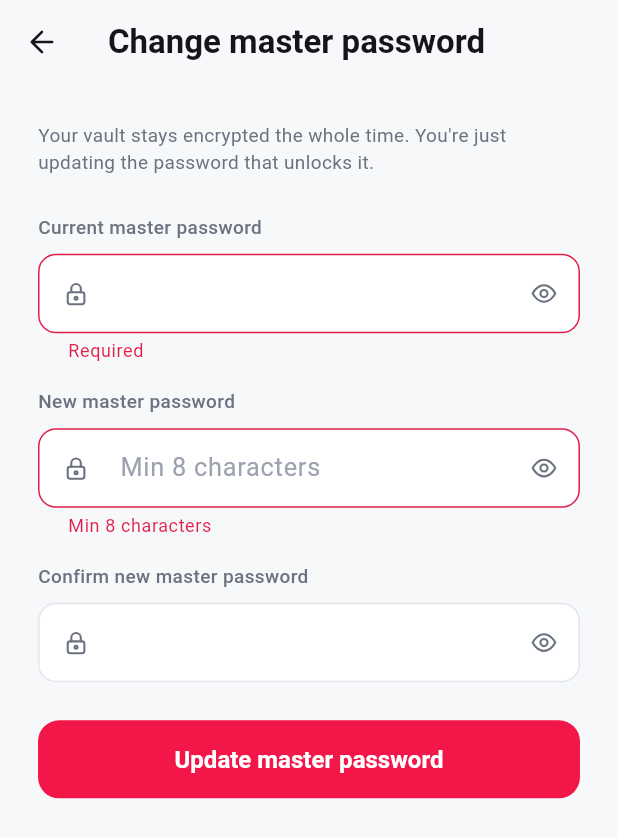
After one commit to alvarule/nucleus, a Flutter app: the ChangeMasterPasswordPage screen opened by its route, after a tap on "Update master password", on a phone screen of 412 x 824 dp. The commit adds this screen. Shown: the top 838 px of the screen. Run offline on Flutter 3.47's test engine with Material 3 defaults, Android fonts, the phone set to English and light mode, and no system bars; our stand-ins replace equatable, flutter_dotenv, flutter_riverpod, flutter_secure_storage, flutter_svg, go_router and 5 more; missing offline and left inert: cryptography, screen_protector; accounts and stored records are empty.

Commit message:
add: master password change

```diff
--- a/lib/features/auth/data/repositories/auth_repository_impl.dart
+++ b/lib/features/auth/data/repositories/auth_repository_impl.dart
@@ -68,13 +68,32 @@ class AuthRepositoryImpl implements AuthRepository {
 
   @override
   Future<void> updatePassword(String newPassword) async {
-    await _client.auth.updateUser(UserAttributes(password: newPassword));
+    try {
+      final response = await _client.auth.updateUser(
+        UserAttributes(password: newPassword),
+      );
+      if (response.user == null) {
+        throw const AuthFailure('Could not update master password');
+      }
+    } on AuthFailure {
+      rethrow;
+    } catch (e) {
+      throw AuthFailure(_friendly(e), cause: e);
+    }
   }
 
   String _friendly(Object e) {
     final text = e.toString();
-    if (text.toLowerCase().contains('invalid login')) {
+    final lower = text.toLowerCase();
+    if (lower.contains('invalid login')) {
       return 'Invalid email or master password';
+    }
+    if (lower.contains('same_password') ||
+        lower.contains('should be different')) {
+      return 'New master password must be different from the current one';
+    }
+    if (lower.contains('weak') || lower.contains('at least')) {
+      return 'New master password is too weak';
     }
     return text;
   }
--- /dev/null
+++ b/lib/features/settings/presentation/pages/change_master_password_page.dart
@@ -0,0 +1,152 @@
+import 'package:flutter/material.dart';
+import 'package:flutter_riverpod/flutter_riverpod.dart';
+import 'package:go_router/go_router.dart';
+import 'package:vaultify/core/responsive/scale.dart';
+import 'package:vaultify/core/theme/app_colors.dart';
+import 'package:vaultify/features/settings/presentation/providers/change_master_password_controller.dart';
+import 'package:vaultify/shared/widgets/app_icon.dart';
+import 'package:vaultify/shared/widgets/vault_text_field.dart';
+
+class ChangeMasterPasswordPage extends ConsumerStatefulWidget {
+  const ChangeMasterPasswordPage({super.key});
+
+  @override
+  ConsumerState<ChangeMasterPasswordPage> createState() =>
+      _ChangeMasterPasswordPageState();
+}
+
+class _ChangeMasterPasswordPageState
+    extends ConsumerState<ChangeMasterPasswordPage> {
+  final _current = TextEditingController();
+  final _next = TextEditingController();
+  final _confirm = TextEditingController();
+  final _currentFocus = FocusNode();
+  final _nextFocus = FocusNode();
+  final _confirmFocus = FocusNode();
+  final _formKey = GlobalKey<FormState>();
+
+  @override
+  void dispose() {
+    _current.dispose();
+    _next.dispose();
+    _confirm.dispose();
+    _currentFocus.dispose();
+    _nextFocus.dispose();
+    _confirmFocus.dispose();
+    super.dispose();
+  }
+
+  Future<void> _submit() async {
+    if (!_formKey.currentState!.validate()) return;
+    final ok = await ref
+        .read(changeMasterPasswordControllerProvider.notifier)
+        .changeMasterPassword(
+          currentPassword: _current.text,
+          newPassword: _next.text,
+        );
+    if (!mounted) return;
+    if (ok) {
+      ScaffoldMessenger.of(context).showSnackBar(
+        const SnackBar(
+          content: Text('Master password updated. Vault items were not re-encrypted.'),
+        ),
+      );
+      context.pop();
+    }
+  }
+
+  @override
+  Widget build(BuildContext context) {
+    final scale = Scale.of(context);
+    final colors = context.colors;
+    final form = ref.watch(changeMasterPasswordControllerProvider);
+
+    return Scaffold(
+      appBar: AppBar(
+        leading: IconButton(
+          onPressed: form.loading ? null : () => context.pop(),
+          icon: AppIcon('back', color: colors.textPrimary),
+        ),
+        title: const Text('Change master password'),
+      ),
+      body: SafeArea(
+        child: SingleChildScrollView(
+          padding: EdgeInsets.all(scale.lg),
+          child: Form(
+            key: _formKey,
+            child: Column(
+              crossAxisAlignment: CrossAxisAlignment.stretch,
+              children: [
+                Text(
+                  "Your vault stays encrypted the whole time. You're just updating the password that unlocks it.",
+                  style: TextStyle(
+                    color: colors.textSecondary,
+                    fontSize: scale.fontSm,
+                    height: 1.4,
+                  ),
+                ),
+                SizedBox(height: scale.lg),
+                VaultTextField(
+                  controller: _current,
+                  focusNode: _currentFocus,
+                  label: 'Current master password',
+                  prefixIcon: 'lock',
+                  obscureText: true,
+                  enableObscureToggle: true,
+                  textInputAction: TextInputAction.next,
+                  onFieldSubmitted: (_) => _nextFocus.requestFocus(),
+                  validator: (v) =>
+                      (v == null || v.isEmpty) ? 'Required' : null,
+                ),
+                SizedBox(height: scale.md),
+                VaultTextField(
+                  controller: _next,
+                  focusNode: _nextFocus,
+                  label: 'New master password',
+                  hint: 'Min 8 characters',
+                  prefixIcon: 'lock',
+                  obscureText: true,
+                  enableObscureToggle: true,
+                  textInputAction: TextInputAction.next,
+                  onFieldSubmitted: (_) => _confirmFocus.requestFocus(),
+                  validator: (v) {
+                    if (v == null || v.length < 8) {
+                      return 'Min 8 characters';
+                    }
+                    if (v == _current.text) {
+                      return 'Must differ from current password';
+                    }
+                    return null;
+                  },
+                ),
+                SizedBox(height: scale.md),
+                VaultTextField(
+                  controller: _confirm,
+                  focusNode: _confirmFocus,
+                  label: 'Confirm new master password',
+                  prefixIcon: 'lock',
+                  obscureText: true,
+                  enableObscureToggle: true,
+                  textInputAction: TextInputAction.done,
+                  onFieldSubmitted: (_) => _submit(),
+                  validator: (v) =>
+                      v != _next.text ? 'Passwords do not match' : null,
+                ),
+                if (form.error != null) ...[
+                  SizedBox(height: scale.md),
+                  Text(form.error!, style: TextStyle(color: colors.danger)),
+                ],
+                SizedBox(height: scale.lg),
+                PrimaryButton(
+                  label: 'Update master password',
+                  loading: form.loading,
+                  onPressed: _submit,
+                ),
+              ],
+            ),
+          ),
+        ),
+      ),
+    );
+  }
+}
--- a/lib/features/settings/presentation/pages/settings_page.dart
+++ b/lib/features/settings/presentation/pages/settings_page.dart
@@ -96,6 +96,17 @@ class SettingsPage extends ConsumerWidget {
             title: const Text('Profile'),
             trailing: AppIcon('chevron_right', color: colors.textTertiary),
             onTap: () => context.push('/profile'),
+          ),
+          ListTile(
+            contentPadding: EdgeInsets.zero,
+            leading: AppIcon('lock', color: colors.primary),
+            title: const Text('Change master password'),
+            subtitle: Text(
+              'Your vault stays encrypted',
+              style: TextStyle(color: colors.textSecondary),
+            ),
+            trailing: AppIcon('chevron_right', color: colors.textTertiary),
+            onTap: () => context.push('/settings/change-master-password'),
           ),
           ListTile(
             contentPadding: EdgeInsets.zero,
--- a/lib/router/app_router.dart
+++ b/lib/router/app_router.dart
@@ -7,6 +7,7 @@ import 'package:vaultify/features/auth/presentation/pages/signup_page.dart';
 import 'package:vaultify/features/generator/presentation/pages/generator_page.dart';
 import 'package:vaultify/features/health/presentation/pages/health_page.dart';
 import 'package:vaultify/features/profile/presentation/pages/profile_page.dart';
+import 'package:vaultify/features/settings/presentation/pages/change_master_password_page.dart';
 import 'package:vaultify/features/settings/presentation/pages/settings_page.dart';
 import 'package:vaultify/features/unlock/presentation/pages/unlock_page.dart';
 import 'package:vaultify/features/unlock/presentation/providers/vault_session_provider.dart';
@@ -76,6 +77,10 @@ final goRouterProvider = Provider<GoRouter>((ref) {
       GoRoute(path: '/signup', builder: (_, __) => const SignupPage()),
       GoRoute(path: '/unlock', builder: (_, __) => const UnlockPage()),
       GoRoute(path: '/profile', builder: (_, __) => const ProfilePage()),
+      GoRoute(
+        path: '/settings/change-master-password',
+        builder: (_, __) => const ChangeMasterPasswordPage(),
+      ),
       GoRoute(
         path: '/vault/new',
         builder: (context, state) {
```
Also changed, not shown: lib/features/settings/presentation/providers/change_master_password_controller.dart (added, +190 -0 lines), 1 other file.
